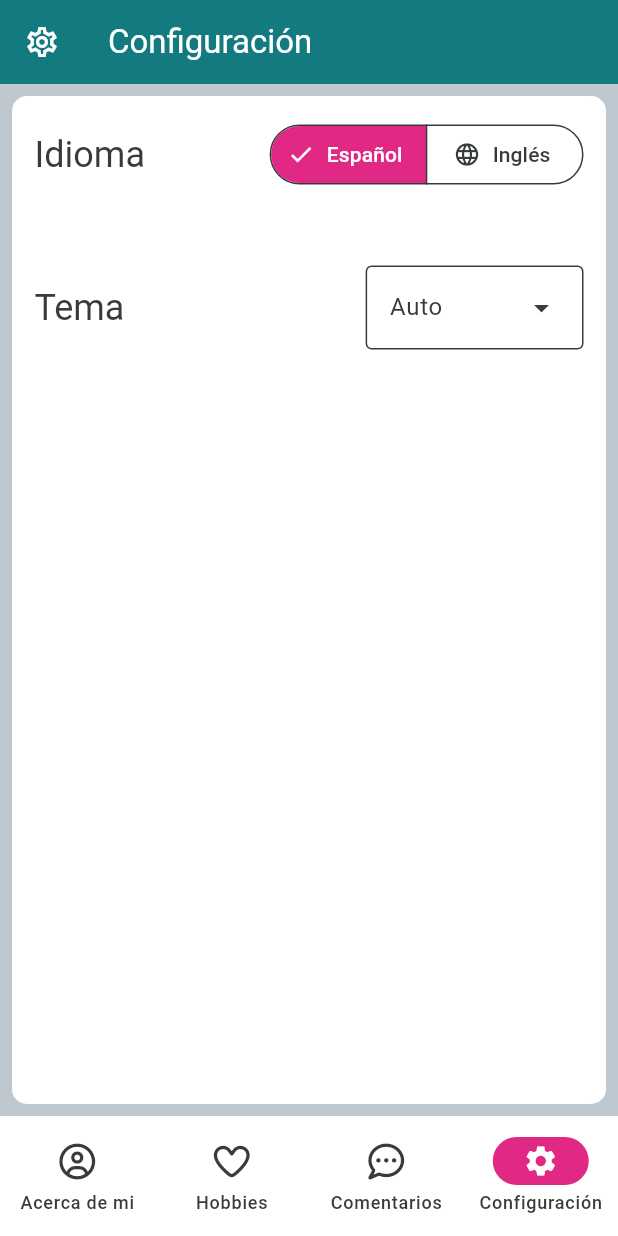
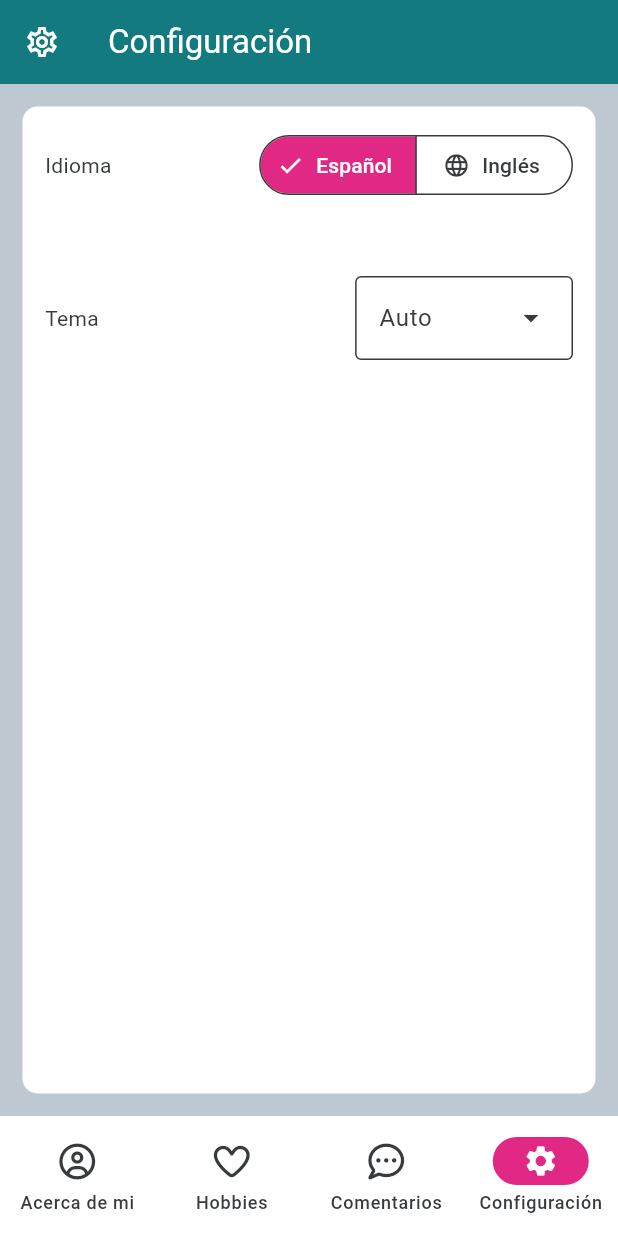
Before and after one commit to Acthel12/portafolio_gabriel, a Flutter app: the screen it shows after launch, swiped to page 4, on a phone screen of 412 x 824 dp. Run offline on Flutter 3.47's test engine with Material 3 defaults, Android fonts, the phone set to English and light mode, and no system bars; our stand-ins replace flutter_expandable_fab, font_awesome_flutter.

Commit message:
fix(config): ajustar márgenes y eliminar estilos de texto innecesarios en ConfigScreen

```diff
--- a/lib/screens/config_screen.dart
+++ b/lib/screens/config_screen.dart
@@ -24,7 +24,7 @@ class _ConfigScreenState extends State<ConfigScreen> {
       body: Stack(
         children: [
           Container(
-            margin: const EdgeInsets.all(8),
+            margin: const EdgeInsets.all(15),
             decoration: BoxDecoration(
               borderRadius: BorderRadius.circular(10),
               color: theme.colorScheme.surface,
@@ -39,7 +39,6 @@ class _ConfigScreenState extends State<ConfigScreen> {
                     children: [
                       Text(
                         Languages.language(),
-                        style: theme.textTheme.headlineSmall,
                       ),
                       const SizedBox(height: 20),
                       LanguagesMenu(
@@ -56,7 +55,6 @@ class _ConfigScreenState extends State<ConfigScreen> {
                     children: [
                       Text(
                         Languages.theme(),
-                        style: theme.textTheme.headlineSmall,
                       ),
                       DropdownMenu<ThemeMode>(
                         dropdownMenuEntries: <DropdownMenuEntry<ThemeMode>>[
```
